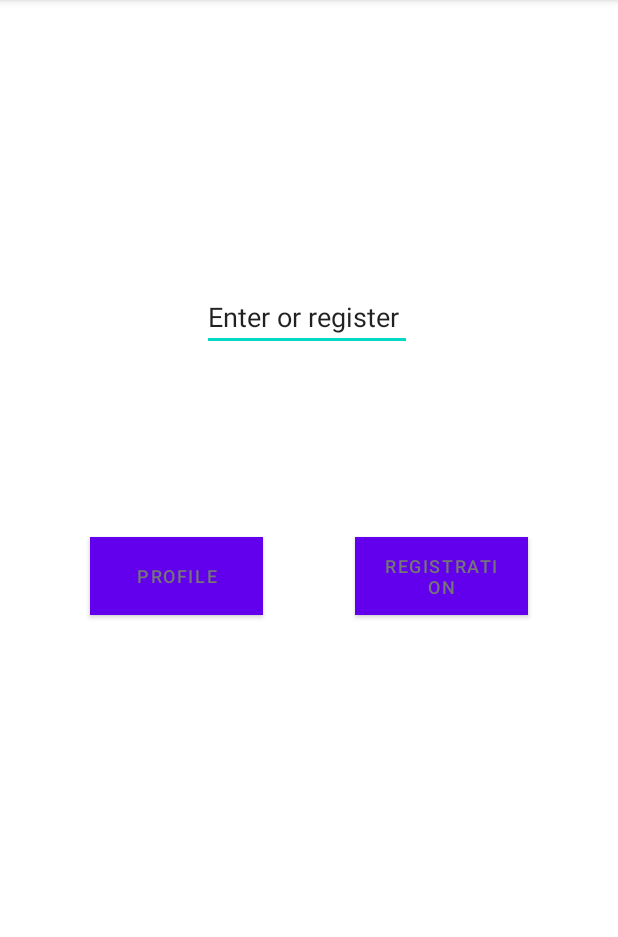
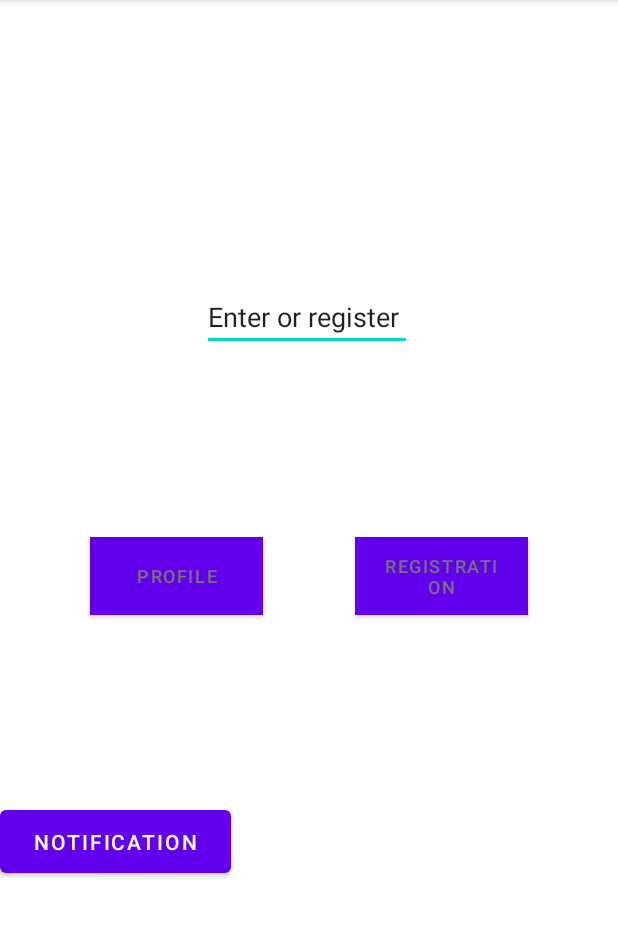
Before and after one commit to TheJadeRabb1t/MobDevPract5, an Android app: the screen it shows after launch (MainActivity), on a phone screen of 412 x 824 dp, the part 84-1021 px from its top. Run offline under Robolectric (Android 15) with nearby library versions, the phone set to English and light mode, and no system bars.

Commit message:
Notification display added

```diff
--- a/app/src/main/AndroidManifest.xml
+++ b/app/src/main/AndroidManifest.xml
@@ -12,6 +12,11 @@
         android:supportsRtl="true"
         android:theme="@style/Theme.MobDevPract5"
         tools:targetApi="31">
+        <service
+            android:name=".MyService"
+            android:enabled="true"
+            android:exported="true"></service>
+
         <activity
             android:name=".MainActivity"
             android:exported="true">
--- a/app/src/main/res/layout/fragment_choosing.xml
+++ b/app/src/main/res/layout/fragment_choosing.xml
@@ -49,5 +49,14 @@
             app:layout_constraintEnd_toEndOf="parent"
             app:layout_constraintHorizontal_bias="0.496"
             app:layout_constraintStart_toStartOf="parent" />
+        <Button
+            android:id="@+id/notificationButton"
+            android:layout_width="154dp"
+            android:layout_height="54dp"
+            android:layout_marginBottom="180dp"
+            android:text="Notification"
+            app:layout_constraintBottom_toBottomOf="parent"
+            tools:layout_editor_absoluteX="138dp"
+            tools:ignore="MissingConstraints" />
     </androidx.constraintlayout.widget.ConstraintLayout>
 </FrameLayout>
```
Also changed, not shown: app/src/main/java/com/example/mobdevpract5/Choosing.java (+19 -1 lines), app/src/main/java/com/example/mobdevpract5/MyService.java (added, +16 -0 lines).
